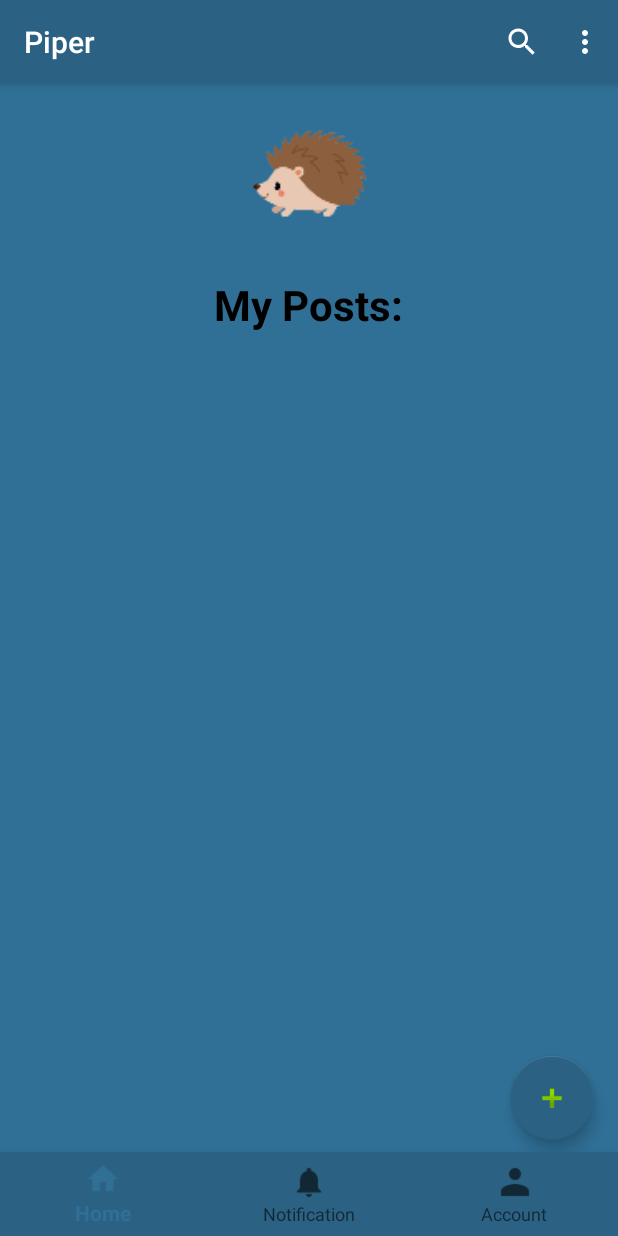
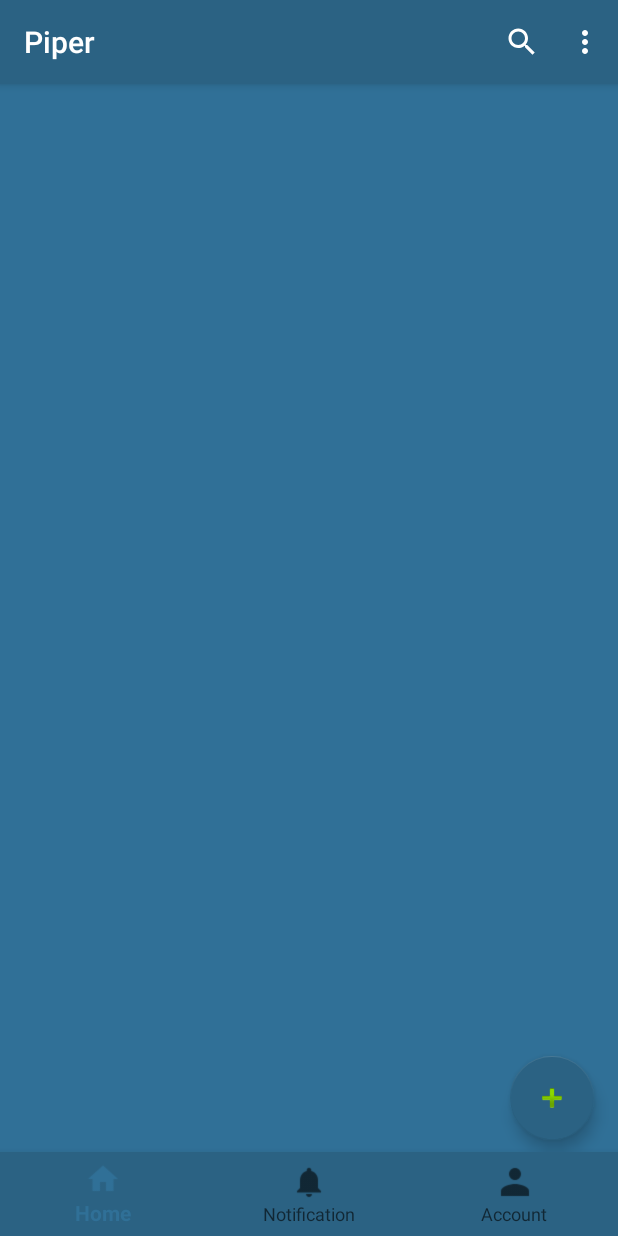
Before and after one commit to majidaziz/PiperBlog, an Android app: the fragment AccountFragment placed in its activity, on a phone screen of 412 x 824 dp. Run offline under Robolectric (Android 15) with nearby library versions, the phone set to English and light mode, and no system bars; our stand-ins replace CircleImageView, Firebase (no records; nobody signed in at launch, a user with empty details on screens opened directly); 1 statement that could not run was skipped.

Commit message:
thanks majid

```diff
--- a/app/src/main/java/com/example/cuadmin/testblog/AccountFragment.java
+++ b/app/src/main/java/com/example/cuadmin/testblog/AccountFragment.java
@@ -2,17 +2,25 @@ package com.example.cuadmin.testblog;
 
 
 import android.os.Bundle;
+import android.support.annotation.NonNull;
+import android.support.constraint.ConstraintLayout;
 import android.support.v4.app.Fragment;
 import android.support.v7.widget.LinearLayoutManager;
 import android.support.v7.widget.RecyclerView;
 import android.view.LayoutInflater;
 import android.view.View;
 import android.view.ViewGroup;
+import android.widget.Toast;
 
+import com.google.android.gms.tasks.OnCompleteListener;
+import com.google.android.gms.tasks.Task;
+import com.google.firebase.auth.FirebaseAuth;
 import com.google.firebase.firestore.DocumentChange;
+import com.google.firebase.firestore.DocumentSnapshot;
 import com.google.firebase.firestore.EventListener;
 import com.google.firebase.firestore.FirebaseFirestore;
 import com.google.firebase.firestore.FirebaseFirestoreException;
+import com.google.firebase.firestore.Query;
 import com.google.firebase.firestore.QuerySnapshot;
 
 import java.util.ArrayList;
@@ -30,6 +38,8 @@ public class AccountFragment extends Fragment
 
     private FirebaseFirestore firebaseFirestore;
     private BlogRecyclerAdapter blogRecyclerAdapter;
+    private FirebaseAuth firebaseAuth;
+
     public AccountFragment()
     {
         // Required empty public constructor
@@ -41,36 +51,40 @@ public class AccountFragment extends Fragment
                              Bundle savedInstanceState)
     {
         View view = inflater.inflate(R.layout.fragment_account, container, false);
-        /*blog_list = new ArrayList<>();
-        //blog_list_view = getActivity().findViewById(R.id.blog_list_view);
+        blog_list = new ArrayList<>();
+        firebaseAuth = FirebaseAuth.getInstance();
         blog_list_view = view.findViewById(R.id.blog_list_view);
 
         blogRecyclerAdapter = new BlogRecyclerAdapter(blog_list);
         blog_list_view.setLayoutManager(new LinearLayoutManager(getActivity()));
         blog_list_view.setAdapter(blogRecyclerAdapter);
+        final String currentUserId = firebaseAuth.getCurrentUser().getUid();
 
+        if(firebaseAuth.getCurrentUser() != null) {
             firebaseFirestore = FirebaseFirestore.getInstance();
-        firebaseFirestore.collection("Posts").addSnapshotListener(new EventListener<QuerySnapshot>()
-        {
+            Query firstQuery = firebaseFirestore.collection("Posts").orderBy("timestamp", Query.Direction.DESCENDING);
+            firstQuery.addSnapshotListener(getActivity(),new EventListener<QuerySnapshot>() {
                 @Override
-            public void onEvent(QuerySnapshot documentSnapshots, FirebaseFirestoreException e)
-            {
-                //might be unneccessary if statement
+                public void onEvent(QuerySnapshot documentSnapshots, FirebaseFirestoreException e) {
+                    //unneccessary if statement
                     //if(documentSnapshots != null) {
-                for (DocumentChange doc: documentSnapshots.getDocumentChanges())
-                {
-                    if (doc.getType() == DocumentChange.Type.ADDED)
-                    {
-                        BlogPost blogPost = doc.getDocument().toObject(BlogPost.class);
+                    for (DocumentChange doc : documentSnapshots.getDocumentChanges()) {
+                        if(doc.getDocument().get("user_id").equals(currentUserId)) {
+                            String blogPostId = doc.getDocument().getId();
+                            if (doc.getType() == DocumentChange.Type.ADDED) {
+                                BlogPost blogPost = doc.getDocument().toObject(BlogPost.class).withId(blogPostId);
                                 blog_list.add(blogPost);
 
                                 blogRecyclerAdapter.notifyDataSetChanged();
                             }
                         }
-                //}
+                   // }
                     }
-        });*/
-        // Inflate the layout for this fragment
+                }
+            });
+        }
+
+
         return view;
     }
 
--- a/app/src/main/java/com/example/cuadmin/testblog/PostActivity.java
+++ b/app/src/main/java/com/example/cuadmin/testblog/PostActivity.java
@@ -61,6 +61,7 @@ public class PostActivity extends AppCompatActivity
     private String current_user_id;
     private Bitmap compressedImageFile;
 
+    private ImageView image_test;
     @Override
     protected void onCreate(Bundle savedInstanceState)
     {
@@ -82,6 +83,7 @@ public class PostActivity extends AppCompatActivity
         postImage = findViewById(R.id.imageView);
         progressbar = findViewById(R.id.progressBar2);
 
+
         postImage.setOnClickListener(new View.OnClickListener()
         {
             @Override
@@ -98,6 +100,7 @@ public class PostActivity extends AppCompatActivity
         {
             @Override
             public void onClick(View v) {
+
                 final String desc = picText.getText().toString();
                 if(!TextUtils.isEmpty(desc) && postImageUri != null)
                 {
--- a/app/src/main/res/layout/fragment_account.xml
+++ b/app/src/main/res/layout/fragment_account.xml
@@ -1,35 +1,14 @@
 <?xml version="1.0" encoding="utf-8"?>
-<RelativeLayout xmlns:android="http://schemas.android.com/apk/res/android"
+<FrameLayout xmlns:android="http://schemas.android.com/apk/res/android"
     xmlns:app="http://schemas.android.com/apk/res-auto"
     xmlns:tools="http://schemas.android.com/tools"
     android:layout_width="match_parent"
     android:layout_height="match_parent"
     tools:context=".AccountFragment">
 
-    <!-- TODO: Update blank fragment layout -->
+    <android.support.v7.widget.RecyclerView
+        android:id="@+id/blog_list_view"
+        android:layout_width="match_parent"
+        android:layout_height="match_parent" />
 
-    <ImageView
-        android:id="@+id/imageView3"
-        android:layout_width="121dp"
-        android:layout_height="119dp"
-        android:layout_alignParentStart="true"
-        android:layout_alignParentTop="true"
-        android:layout_marginStart="146dp"
-        android:layout_marginTop="0dp"
-        android:src="@mipmap/ic_hedgehog_round"
-        tools:layout_editor_absoluteX="169dp"
-        tools:layout_editor_absoluteY="119dp" />
-
-    <TextView
-        android:id="@+id/textView"
-        android:layout_width="wrap_content"
-        android:layout_height="wrap_content"
-        android:layout_alignParentTop="true"
-        android:layout_centerHorizontal="true"
-        android:layout_marginTop="128dp"
-        android:text="My Posts:"
-        android:textColor="@android:color/black"
-        android:textSize="28sp"
-        android:textStyle="bold" />
-
-</RelativeLayout>
+</FrameLayout>
--- a/app/src/main/res/layout/fragment_notification.xml
+++ b/app/src/main/res/layout/fragment_notification.xml
@@ -9,8 +9,11 @@
     <TextView
         android:layout_width="match_parent"
         android:layout_height="match_parent"
-        android:text="You have no notifications"
+        android:gravity="center_vertical"
+        android:text="No Notifications"
+        android:textAlignment="center"
         android:textColor="@android:color/white"
+        android:textSize="28sp"
         android:textStyle="bold" />
 
 </FrameLayout>
```
Lines whose indentation alone changed are shown as unchanged.
